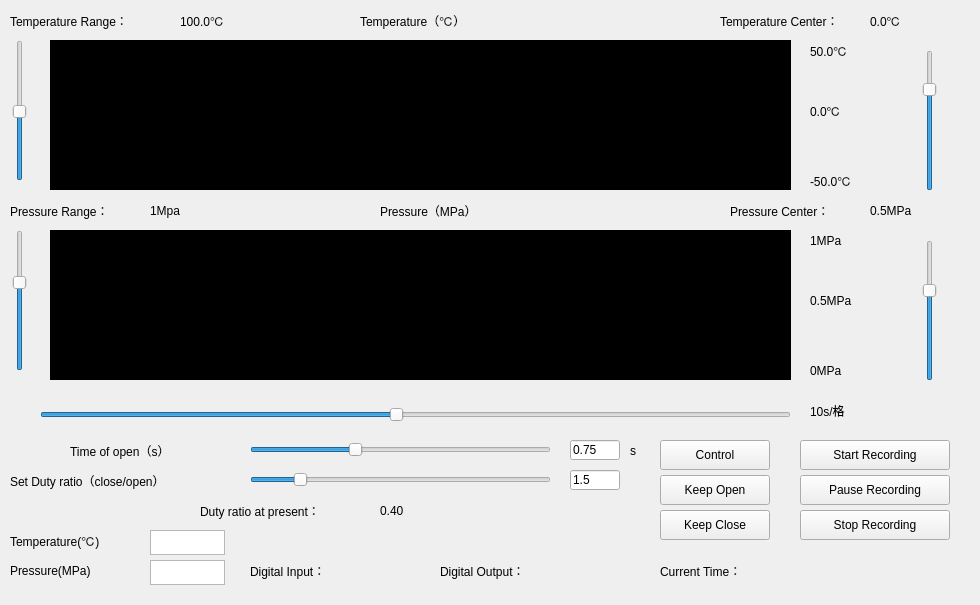
This is UnderGraduate/Control/control.ui in looklucas/Control as Qt 5 draws it before an edit. The edited form follows.
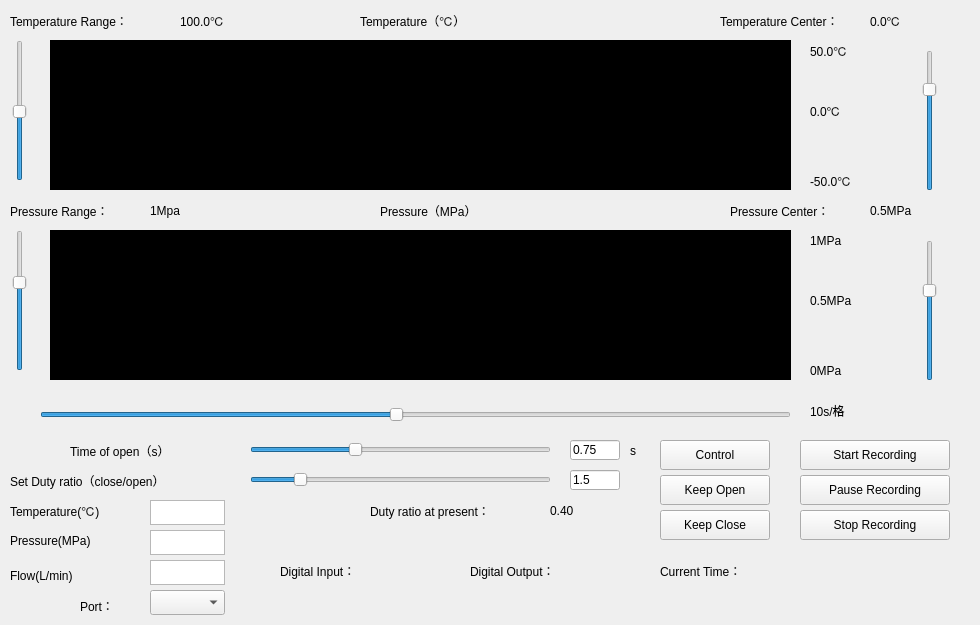
This is the edited form.

Diff of the .ui file:
```diff
--- a/UnderGraduate/Control/control.ui
+++ b/UnderGraduate/Control/control.ui
@@ -7,19 +7,19 @@
     <x>0</x>
     <y>0</y>
     <width>980</width>
-    <height>605</height>
+    <height>625</height>
    </rect>
   </property>
   <property name="minimumSize">
    <size>
     <width>980</width>
-    <height>605</height>
+    <height>625</height>
    </size>
   </property>
   <property name="maximumSize">
    <size>
     <width>980</width>
-    <height>605</height>
+    <height>625</height>
    </size>
   </property>
   <property name="windowTitle">
@@ -45,7 +45,7 @@
    <widget class="QLabel" name="lbl_do">
     <property name="geometry">
      <rect>
-      <x>440</x>
+      <x>470</x>
       <y>560</y>
       <width>121</width>
       <height>21</height>
@@ -166,7 +166,7 @@
    <widget class="QLabel" name="lbl_do_pic">
     <property name="geometry">
      <rect>
-      <x>580</x>
+      <x>610</x>
       <y>550</y>
       <width>28</width>
       <height>28</height>
@@ -283,7 +283,7 @@
    <widget class="QLabel" name="lbl_ratio_present">
     <property name="geometry">
      <rect>
-      <x>380</x>
+      <x>550</x>
       <y>500</y>
       <width>71</width>
       <height>21</height>
@@ -411,7 +411,7 @@
    <widget class="QLabel" name="lbl_ratio_2">
     <property name="geometry">
      <rect>
-      <x>200</x>
+      <x>370</x>
       <y>500</y>
       <width>181</width>
       <height>21</height>
@@ -555,7 +555,7 @@
     <property name="geometry">
      <rect>
       <x>150</x>
-      <y>530</y>
+      <y>500</y>
       <width>75</width>
       <height>25</height>
      </rect>
@@ -580,7 +580,7 @@
     <property name="geometry">
      <rect>
       <x>10</x>
-      <y>525</y>
+      <y>495</y>
       <width>141</width>
       <height>31</height>
      </rect>
@@ -617,7 +617,7 @@
    <widget class="QLabel" name="lbl_di">
     <property name="geometry">
      <rect>
-      <x>250</x>
+      <x>280</x>
       <y>560</y>
       <width>111</width>
       <height>21</height>
@@ -633,7 +633,7 @@
    <widget class="QLabel" name="lbl_di_pic">
     <property name="geometry">
      <rect>
-      <x>360</x>
+      <x>390</x>
       <y>550</y>
       <width>28</width>
       <height>28</height>
@@ -862,7 +862,7 @@
     <property name="geometry">
      <rect>
       <x>150</x>
-      <y>560</y>
+      <y>530</y>
       <width>75</width>
       <height>25</height>
      </rect>
@@ -887,7 +887,7 @@
     <property name="geometry">
      <rect>
       <x>10</x>
-      <y>555</y>
+      <y>525</y>
       <width>141</width>
       <height>31</height>
      </rect>
@@ -934,6 +934,97 @@
      <string>0.75</string>
     </property>
    </widget>
+   <widget class="QLabel" name="lbl_real_f">
+    <property name="geometry">
+     <rect>
+      <x>10</x>
+      <y>560</y>
+      <width>141</width>
+      <height>31</height>
+     </rect>
+    </property>
+    <property name="styleSheet">
+     <string notr="true">font: 10pt &quot;微软雅黑&quot;;</string>
+    </property>
+    <property name="text">
+     <string>Flow(L/min)</string>
+    </property>
+    <property name="alignment">
+     <set>Qt::AlignLeading|Qt::AlignLeft|Qt::AlignVCenter</set>
+    </property>
+   </widget>
+   <widget class="QListWidget" name="listWidget_3">
+    <property name="geometry">
+     <rect>
+      <x>150</x>
+      <y>560</y>
+      <width>75</width>
+      <height>25</height>
+     </rect>
+    </property>
+    <property name="verticalScrollBarPolicy">
+     <enum>Qt::ScrollBarAlwaysOff</enum>
+    </property>
+    <property name="horizontalScrollBarPolicy">
+     <enum>Qt::ScrollBarAlwaysOff</enum>
+    </property>
+    <property name="selectionMode">
+     <enum>QAbstractItemView::NoSelection</enum>
+    </property>
+    <property name="flow">
+     <enum>QListView::LeftToRight</enum>
+    </property>
+    <property name="isWrapping" stdset="0">
+     <bool>true</bool>
+    </property>
+   </widget>
+   <widget class="QLabel" name="lbl_port">
+    <property name="geometry">
+     <rect>
+      <x>80</x>
+      <y>590</y>
+      <width>51</width>
+      <height>31</height>
+     </rect>
+    </property>
+    <property name="styleSheet">
+     <string notr="true">font: 10pt &quot;微软雅黑&quot;;</string>
+    </property>
+    <property name="text">
+     <string>Port：</string>
+    </property>
+    <property name="alignment">
+     <set>Qt::AlignLeading|Qt::AlignLeft|Qt::AlignVCenter</set>
+    </property>
+   </widget>
+   <widget class="QComboBox" name="cmb_port">
+    <property name="geometry">
+     <rect>
+      <x>150</x>
+      <y>590</y>
+      <width>75</width>
+      <height>25</height>
+     </rect>
+    </property>
+    <property name="sizePolicy">
+     <sizepolicy hsizetype="Maximum" vsizetype="Fixed">
+      <horstretch>0</horstretch>
+      <verstretch>0</verstretch>
+     </sizepolicy>
+    </property>
+    <property name="maximumSize">
+     <size>
+      <width>100</width>
+      <height>50</height>
+     </size>
+    </property>
+    <property name="styleSheet">
+     <string notr="true"/>
+    </property>
+    <property name="maxCount">
+     <number>10</number>
+    </property>
+   </widget>
   </widget>
  </widget>
  <layoutdefault spacing="6" margin="11"/>
```
